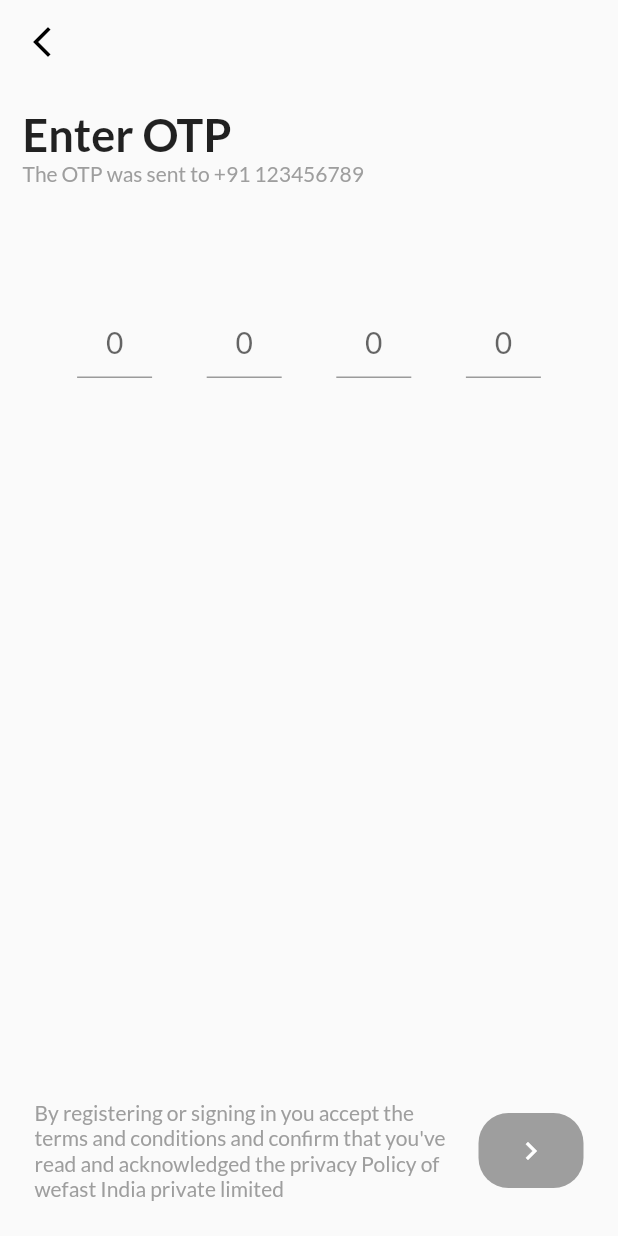
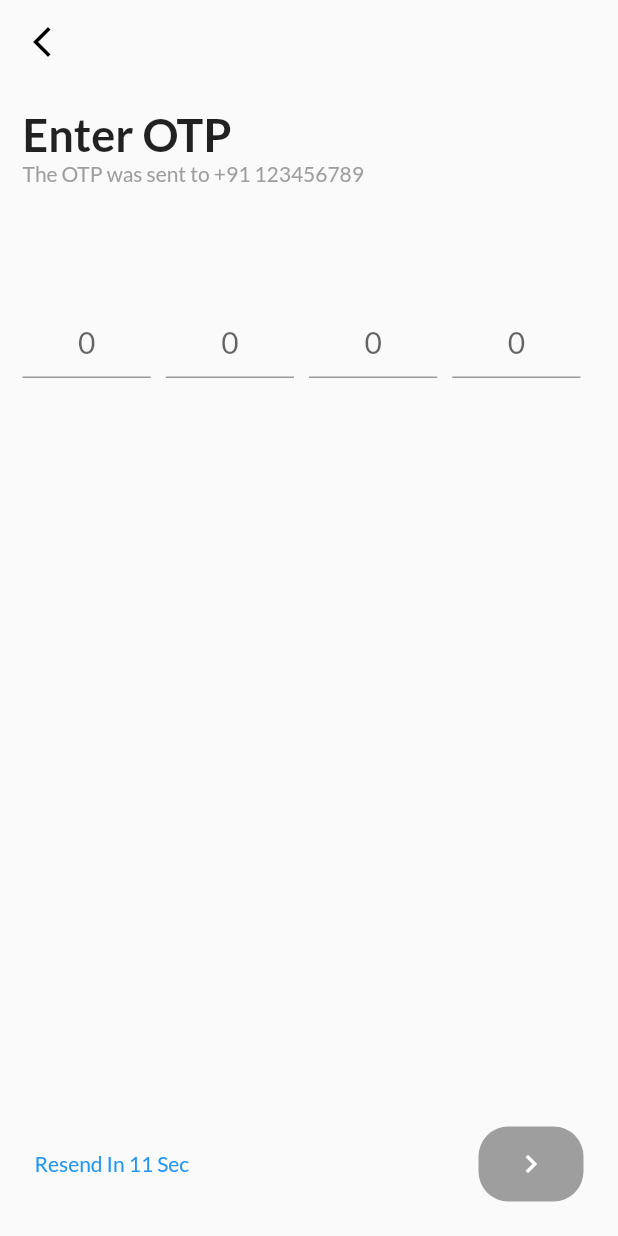
Before and after one commit to CAGAR-1/Borzo, a Flutter app: the screen it shows after launch, after a tap on the "keyboard arrow right" icon, on a phone screen of 412 x 824 dp. Run offline on Flutter 3.47's test engine with Material 2 defaults, Android fonts, the phone set to English and light mode, and no system bars; our stand-ins replace get, google_fonts, google_maps_flutter, smooth_page_indicator; missing offline and left inert: flutter_geocoder.

Commit message:
Complete OTP

```diff
--- a/lib/Pages/Otppage.dart
+++ b/lib/Pages/Otppage.dart
@@ -1,8 +1,40 @@
+import 'dart:async';
+
 import 'package:flutter/material.dart';
 import 'package:flutter/services.dart';
+import 'package:get/get.dart';
 
-class OtpScreen extends StatelessWidget {
+class OtpScreen extends StatefulWidget {
   const OtpScreen({Key? key}) : super(key: key);
+
+  @override
+  State<OtpScreen> createState() => _OtpScreenState();
+}
+
+class _OtpScreenState extends State<OtpScreen> {
+  int timeLeft = 20;
+
+  @override
+  void initState() {
+    // TODO: implement initState
+    _startCountDown();
+
+    super.initState();
+  }
+
+  void _startCountDown() {
+    Timer.periodic(Duration(seconds: 1), (timer) {
+      setState(() {
+        if (timeLeft > 0) {
+          setState(() {
+            timeLeft--;
+          });
+        } else {
+          timer.cancel();
+        }
+      });
+    });
+  }
 
   @override
   Widget build(BuildContext context) {
@@ -37,10 +69,28 @@ class OtpScreen extends StatelessWidget {
             Row(
               mainAxisAlignment: MainAxisAlignment.spaceEvenly,
               children: const [
-                Otp(),
-                Otp(),
-                Otp(),
-                Otp(),
+                Expanded(child: Otp()),
+                // CircularProgressIndicator(),
+                SizedBox(
+                  width: 10,
+                ),
+                Expanded(child: Otp()),
+                SizedBox(
+                  width: 10,
+                ),
+                Expanded(child: Otp()),
+                SizedBox(
+                  width: 10,
+                ),
+
+                Expanded(child: Otp()),
+                SizedBox(
+                  width: 10,
+                ),
+                // Otp(),
+                // Otp(),
+                // Otp(),
+                // Otp(),
               ],
             ),
             const SizedBox(
@@ -63,9 +113,20 @@ class OtpScreen extends StatelessWidget {
                                       MainAxisAlignment.spaceBetween,
                                   children: [
                                     Expanded(
-                                      child: Text(
-                                        "By registering or signing in you accept the terms and conditions and confirm that you've read and acknowledged the privacy Policy of wefast India private limited",
-                                        style: TextStyle(color: Colors.grey),
+                                      child: GestureDetector(
+                                        onTap: () {
+                                          Get.snackbar(
+                                              "", "Code Resend Successfullt");
+                                        },
+                                        child: Text(
+                                          timeLeft == 0
+                                              ? 'Resend OTP'
+                                              : "Resend In " +
+                                                  timeLeft.toString() +
+                                                  ' ' +
+                                                  'Sec',
+                                          style: TextStyle(color: Colors.blue),
+                                        ),
                                       ),
                                     ),
                                     SizedBox(
@@ -73,10 +134,10 @@ class OtpScreen extends StatelessWidget {
                                     ),
                                     InkWell(
                                       onTap: (() {
-                                        // Get.snackbar(
-                                        //     "", "Please Enter Valid Number",
-                                        //     backgroundColor: Colors.grey[200],
-                                        //     colorText: Colors.black);
+                                        setState(() {
+                                          CircularProgressIndicator();
+                                        });
+                                        // Get.snackbar('', 'OTP code Invalid');
                                       }),
                                       child: Container(
                                         child: Icon(
@@ -91,12 +152,6 @@ class OtpScreen extends StatelessWidget {
                                                 BorderRadius.circular(20)),
                                       ),
                                     ),
-                                    // Text(
-                                    //   "Login",
-                                    //   style: TextStyle(
-                                    //       color: Colors.blueAccent,
-                                    //       fontSize: 20),
-                                    // ),
                                   ],
                                   // child:
                                 ),
@@ -104,10 +159,6 @@ class OtpScreen extends StatelessWidget {
                             ),
                           ],
                         ),
-                        // Text(
-                        //   "Create Account",
-                        //   style: TextStyle(fontSize: 15, color: Colors.blue),
-                        // )
                       ],
                     ),
                     height: MediaQuery.of(context).size.height,
@@ -150,7 +201,7 @@ class Otp extends StatelessWidget {
         decoration: const InputDecoration(
           hintText: ('0'),
         ),
-        onSaved: (value) {},
+        onSaved: (valuerr) {},
       ),
     );
   }
--- a/pubspec.yaml
+++ b/pubspec.yaml
@@ -52,6 +52,7 @@ dependencies:
   http: ^0.13.5
   smooth_page_indicator: ^1.0.0+2
   top_snackbar_flutter: ^3.0.0+1
+  flutter_countdown_timer: ^4.1.0
   # geocode: ^1.0.2
 
 dev_dependencies:
```
Also changed, not shown: pubspec.lock.
